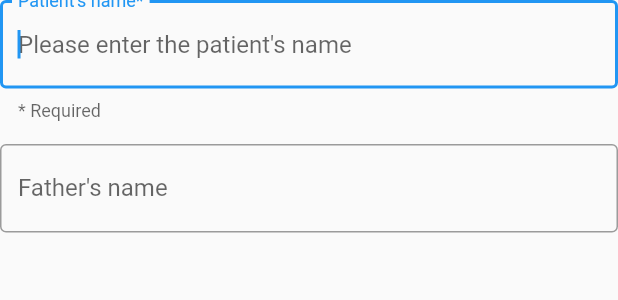
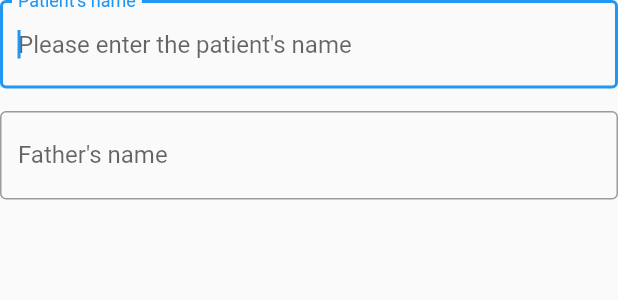
Before and after one commit to ksch-workflows/registration-desk-flutter, a Flutter app: the _PersonalDataForm widget shown alone on an empty page, opened directly with empty values, on a phone screen of 412 x 824 dp. Shown: the top 300 px of the screen. Run offline on Flutter 3.47's test engine with Material 2 defaults, Android fonts, the light colour scheme and no system bars; our stand-ins replace get_it; missing offline and left inert: ksch_dart_client.

Commit message:
Make patient registration form input fields optional
CSD-83

```diff
--- a/lib/pages/register_patient/register_patient_dialog/contact_information.dart
+++ b/lib/pages/register_patient/register_patient_dialog/contact_information.dart
@@ -61,17 +61,10 @@ class _ContactInformationFormState extends State<_ContactInformationForm> {
         TextFormField(
           controller: widget.locationController,
           focusNode: initialFocus,
-          validator: (value) {
-            if (value == null || value.isEmpty) {
-              return "The patient's location is required information.";
-            }
-            return null;
-          },
           decoration: const InputDecoration(
-            labelText: "Patient's location*",
+            labelText: "Patient's location",
             border: OutlineInputBorder(),
             hintText: "Please enter the patient's location",
-            helperText: '* Required',
           ),
         ),
       ]),
--- a/lib/pages/register_patient/register_patient_dialog/personal_data.dart
+++ b/lib/pages/register_patient/register_patient_dialog/personal_data.dart
@@ -69,17 +69,11 @@ class _PersonalDataFormState extends State<_PersonalDataForm> {
         TextFormField(
           controller: widget.nameController,
           focusNode: initialFocus,
-          validator: (value) {
-            if (value == null || value.isEmpty) {
-              return "The patient's name is required information.";
-            }
-            return null;
-          },
           decoration: const InputDecoration(
-              labelText: "Patient's name*",
+              labelText: "Patient's name",
               border: OutlineInputBorder(),
               hintText: "Please enter the patient's name",
-              helperText: '* Required'),
+          ),
         ),
         const SizedBox(
           height: 15,
```
Also changed, not shown: 1 other file.
